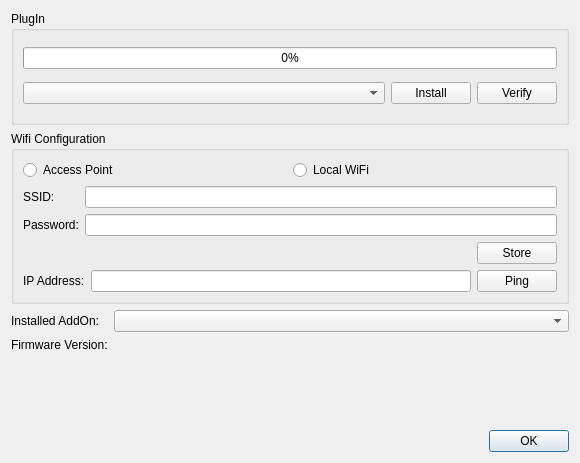
First picture: the form in SOURCES/auverdionControl/src/DialogSettings.ui, repository freeDSP/freeDSP-aurora, before the edit.
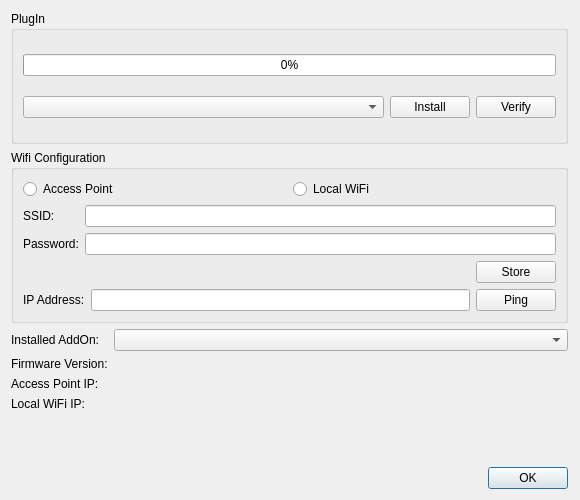
Second picture: the form after the edit.

```diff
--- a/SOURCES/auverdionControl/src/DialogSettings.ui
+++ b/SOURCES/auverdionControl/src/DialogSettings.ui
@@ -7,13 +7,16 @@
     <x>0</x>
     <y>0</y>
     <width>580</width>
-    <height>463</height>
+    <height>500</height>
    </rect>
   </property>
   <property name="windowTitle">
    <string>Dialog</string>
   </property>
   <layout class="QVBoxLayout" name="verticalLayout">
+   <property name="rightMargin">
+    <number>12</number>
+   </property>
    <item>
     <widget class="QGroupBox" name="groupBox">
      <property name="title">
@@ -198,6 +201,34 @@
      <item row="0" column="1">
       <widget class="QComboBox" name="comboBoxAddOnId"/>
      </item>
+     <item row="2" column="0">
+      <widget class="QLabel" name="label_6">
+       <property name="text">
+        <string>Access Point IP:</string>
+       </property>
+      </widget>
+     </item>
+     <item row="2" column="1">
+      <widget class="QLabel" name="labelAccessPointIP">
+       <property name="text">
+        <string/>
+       </property>
+      </widget>
+     </item>
+     <item row="3" column="0">
+      <widget class="QLabel" name="label_7">
+       <property name="text">
+        <string>Local WiFi IP:</string>
+       </property>
+      </widget>
+     </item>
+     <item row="3" column="1">
+      <widget class="QLabel" name="labelLocalWiFiIP">
+       <property name="text">
+        <string/>
+       </property>
+      </widget>
+     </item>
     </layout>
    </item>
    <item>
```
Left out of the diff: 2 changed lines with no effect on the pictures.
